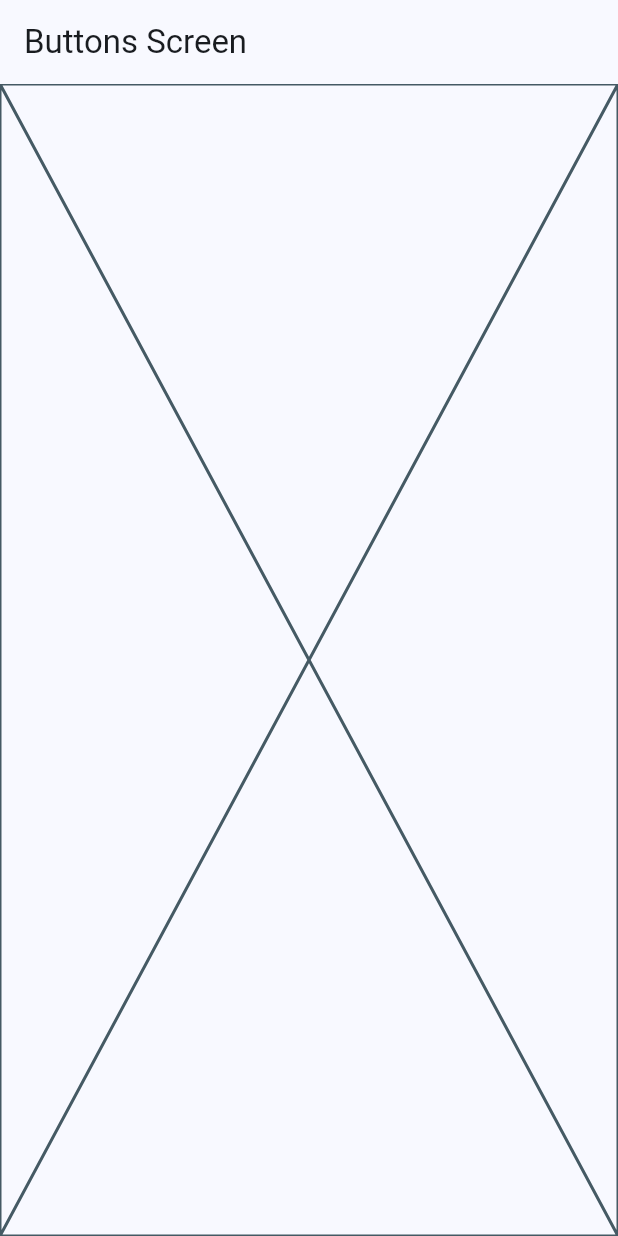
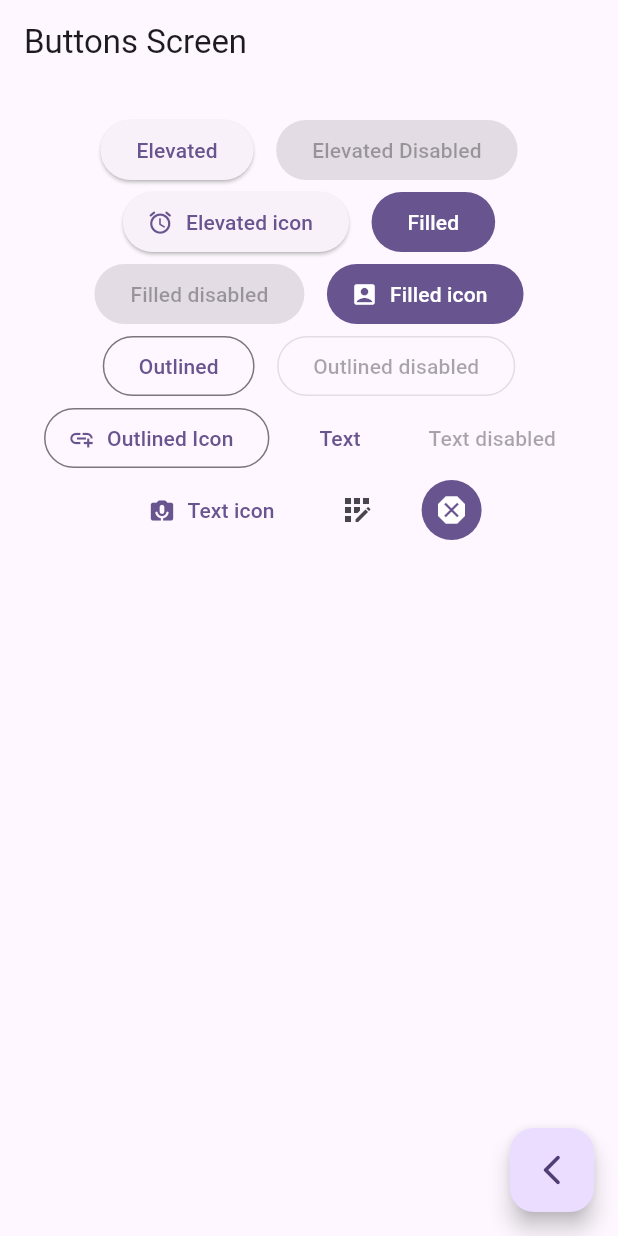
Before and after one commit to Brunox117/widgets_app, a Flutter app: the ButtonScreen screen opened by its route, on a phone screen of 412 x 824 dp. Run offline on Flutter 3.47's test engine with Material 2 defaults, Android fonts, the phone set to English and light mode, and no system bars; our stand-ins replace go_router.

Commit message:
Buttons screen

```diff
--- a/lib/main.dart
+++ b/lib/main.dart
@@ -14,7 +14,7 @@ class MainApp extends StatelessWidget {
     return MaterialApp.router(
       routerConfig: appRouter,
       debugShowCheckedModeBanner: false,
-      theme: AppTheme(selectedColor: 0).getTheme(),
+      theme: AppTheme(selectedColor: 6).getTheme(),
     );
   }
 }
--- a/lib/presentation/screens/buttons/buttons_screen.dart
+++ b/lib/presentation/screens/buttons/buttons_screen.dart
@@ -1,7 +1,7 @@
 import 'package:flutter/material.dart';
+import 'package:go_router/go_router.dart';
 
 class ButtonScreen extends StatelessWidget {
-
   static const String name = 'button_screen';
 
   const ButtonScreen({super.key});
@@ -12,7 +12,74 @@ class ButtonScreen extends StatelessWidget {
       appBar: AppBar(
         title: const Text('Buttons Screen'),
       ),
-      body: const Placeholder(),
+      body: const _ButtonsView(),
+      floatingActionButton: FloatingActionButton(
+          child: const Icon(Icons.arrow_back_ios_new_rounded),
+          onPressed: () {
+            context.pop();
+          }),
     );
   }
 }
+
+class _ButtonsView extends StatelessWidget {
+  const _ButtonsView();
+
+  @override
+  Widget build(BuildContext context) {
+
+    final colors = Theme.of(context).colorScheme;
+
+    return SizedBox(
+      width: double.infinity,
+      child: Padding(
+        padding: const EdgeInsets.symmetric(horizontal: 10, vertical: 20),
+        child: Wrap(
+          spacing: 15,
+          alignment: WrapAlignment.center,
+          children: [
+            ElevatedButton(onPressed: () {}, child: const Text('Elevated')),
+            const ElevatedButton(
+                onPressed: null, child: Text('Elevated Disabled')),
+            ElevatedButton.icon(
+                onPressed: () {},
+                icon: const Icon(Icons.access_alarm_rounded),
+                label: const Text('Elevated icon')),
+            FilledButton(onPressed: () {}, child: const Text('Filled')),
+            const FilledButton(onPressed: null, child: Text('Filled disabled')),
+            FilledButton.icon(
+                onPressed: () {},
+                icon: const Icon(Icons.account_box),
+                label: const Text('Filled icon')),
+            OutlinedButton(onPressed: () {}, child: const Text('Outlined')),
+            const OutlinedButton(
+                onPressed: null, child: Text('Outlined disabled')),
+            OutlinedButton.icon(
+                onPressed: () {},
+                icon: const Icon(Icons.add_link),
+                label: const Text('Outlined Icon')),
+            TextButton(onPressed: () {}, child: const Text('Text')),
+            const TextButton(onPressed: null, child: Text('Text disabled')),
+            TextButton.icon(
+              onPressed: () {},
+              icon: const Icon(Icons.perm_camera_mic_rounded),
+              label: const Text('Text icon'),
+            ),
+
+            //TODO custom button
+            IconButton(
+                onPressed: () {}, icon: const Icon(Icons.app_registration)),
+            IconButton(
+              onPressed: (){},
+              icon: const Icon(Icons.dangerous),
+              style: ButtonStyle(
+                backgroundColor: MaterialStatePropertyAll(colors.primary),
+                iconColor: const MaterialStatePropertyAll(Colors.white),
+              ),
+            )
+          ],
+        ),
+      ),
+    );
+  }
+}
```
